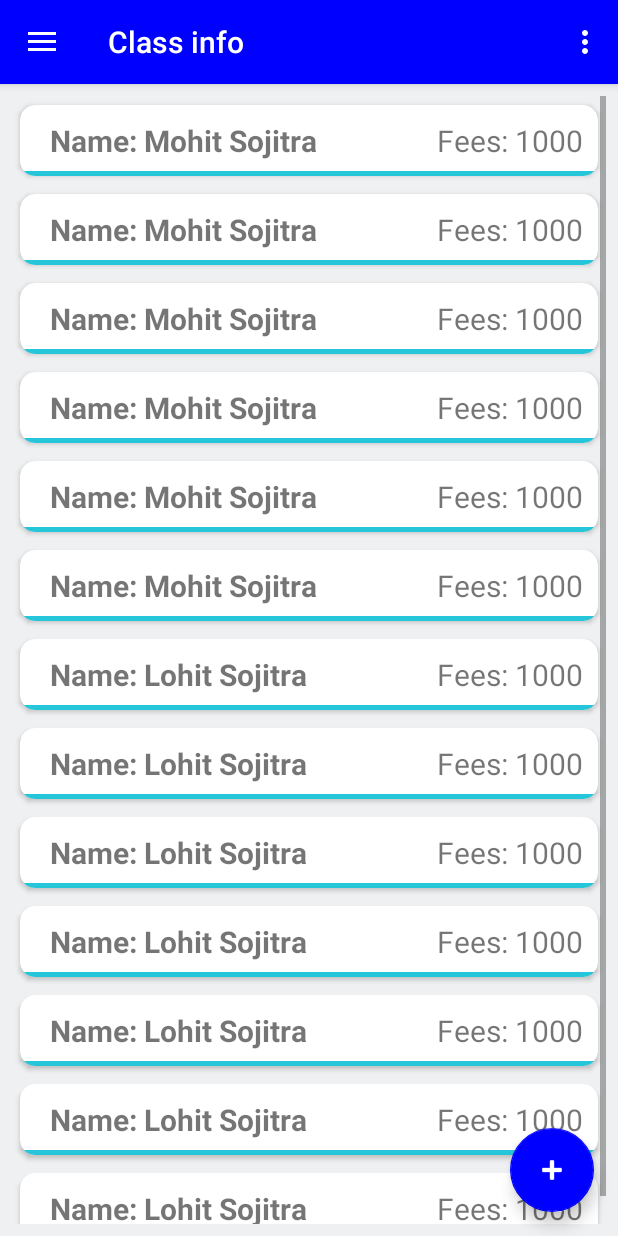
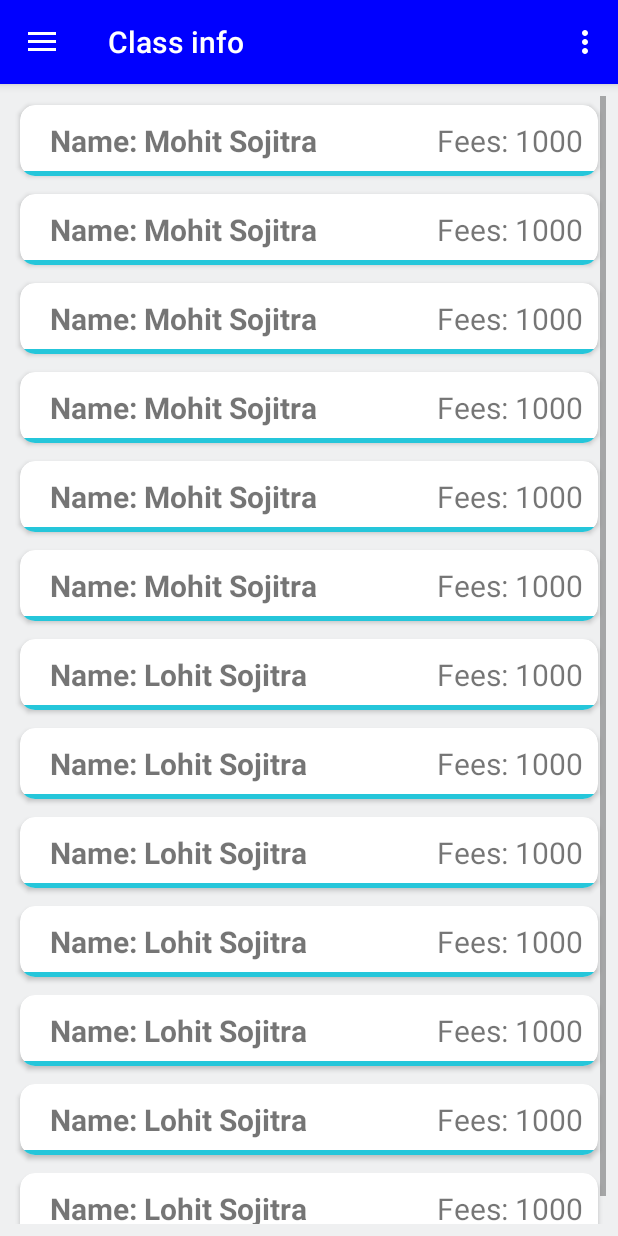
Before and after one commit to mohit10696/LamprosKids2, an Android app: the screen it shows after launch (Home), in the side drawer, after a tap on "Class Info", on a phone screen of 412 x 824 dp. Run offline under Robolectric (Android 15) with nearby library versions, the phone set to English and light mode, and no system bars.

Commit message:
navigation drawer design

```diff
--- a/app/src/main/java/com/example/lamproskids/Home.java
+++ b/app/src/main/java/com/example/lamproskids/Home.java
@@ -36,14 +36,14 @@ public class Home extends AppCompatActivity
         toolbar = findViewById(R.id.toolbar);
         toolbar.setTitle("Welcome to Dashboard");
         setSupportActionBar(toolbar);
-        FloatingActionButton fab = findViewById(R.id.fab);
-        fab.setOnClickListener(new View.OnClickListener() {
-            @Override
-            public void onClick(View view) {
-                Snackbar.make(view, "New value added form will be here", Snackbar.LENGTH_LONG)
-                        .setAction("Action", null).show();
-            }
-        });
+//        FloatingActionButton fab = findViewById(R.id.fab);
+//        fab.setOnClickListener(new View.OnClickListener() {
+//            @Override
+//            public void onClick(View view) {
+//                Snackbar.make(view, "New value added form will be here", Snackbar.LENGTH_LONG)
+//                        .setAction("Action", null).show();
+//            }
+//        });
         DrawerLayout drawer = findViewById(R.id.drawer_layout);
         NavigationView navigationView = findViewById(R.id.nav_view);
         ActionBarDrawerToggle toggle = new ActionBarDrawerToggle(
--- a/app/src/main/res/layout/app_bar_home.xml
+++ b/app/src/main/res/layout/app_bar_home.xml
@@ -22,14 +22,5 @@
 
     <include layout="@layout/content_home" />
 
-    <com.google.android.material.floatingactionbutton.FloatingActionButton
-        android:id="@+id/fab"
-        android:layout_width="wrap_content"
-        android:layout_height="wrap_content"
-        android:layout_gravity="bottom|end"
-        android:layout_margin="@dimen/fab_margin"
-        app:srcCompat="@android:drawable/ic_input_add"
-        android:tint="@android:color/white"
-        app:backgroundTint="@color/colorPrimary"/>
 
 </androidx.coordinatorlayout.widget.CoordinatorLayout>
--- a/app/src/main/res/layout/classinfo.xml
+++ b/app/src/main/res/layout/classinfo.xml
@@ -1,21 +1,32 @@
 <?xml version="1.0" encoding="utf-8"?>
-<androidx.constraintlayout.widget.ConstraintLayout
-    xmlns:android="http://schemas.android.com/apk/res/android" android:layout_width="match_parent"
+<RelativeLayout xmlns:android="http://schemas.android.com/apk/res/android"
+    xmlns:app="http://schemas.android.com/apk/res-auto"
+    android:layout_width="match_parent"
     android:layout_height="match_parent"
 
     >
 
     <androidx.recyclerview.widget.RecyclerView
-        android:background="#eff0f1"
+        android:id="@+id/recycleview"
         android:layout_width="match_parent"
         android:layout_height="match_parent"
+        android:background="#eff0f1"
+        android:clickable="true"
+        android:focusable="true"
         android:padding="8dp"
-        android:id="@+id/recycleview"
-        android:focusable="true"
-        android:clickable="true"
-        android:scrollbars="vertical"
-        >
+        android:scrollbars="vertical">
 
     </androidx.recyclerview.widget.RecyclerView>
 
-</androidx.constraintlayout.widget.ConstraintLayout>
+    <!--<com.google.android.material.floatingactionbutton.FloatingActionButton-->
+        <!--android:id="@+id/fab"-->
+        <!--android:layout_width="wrap_content"-->
+        <!--android:layout_height="wrap_content"-->
+        <!--android:layout_margin="@dimen/fab_margin"-->
+        <!--android:layout_alignParentBottom="true"-->
+        <!--android:layout_alignParentRight="true"-->
+        <!--app:srcCompat="@android:drawable/ic_input_add"-->
+        <!--android:tint="@android:color/white"-->
+        <!--app:backgroundTint="@color/colorPrimary"/>-->
+
+</RelativeLayout>
--- a/app/src/main/res/values/dimens.xml
+++ b/app/src/main/res/values/dimens.xml
@@ -4,5 +4,5 @@
     <dimen name="activity_vertical_margin">16dp</dimen>
     <dimen name="nav_header_vertical_spacing">8dp</dimen>
     <dimen name="nav_header_height">250dp</dimen>
-    <dimen name="fab_margin">16dp</dimen>
+    <dimen name="fab_margin">20dp</dimen>
 </resources>
```
Also changed, not shown: app/src/main/res/layout/managestudent.xml (+13 -3 lines), app/src/main/res/layout/manageteacher.xml (+14 -2 lines), app/src/main/res/drawable/filter.png (added).
